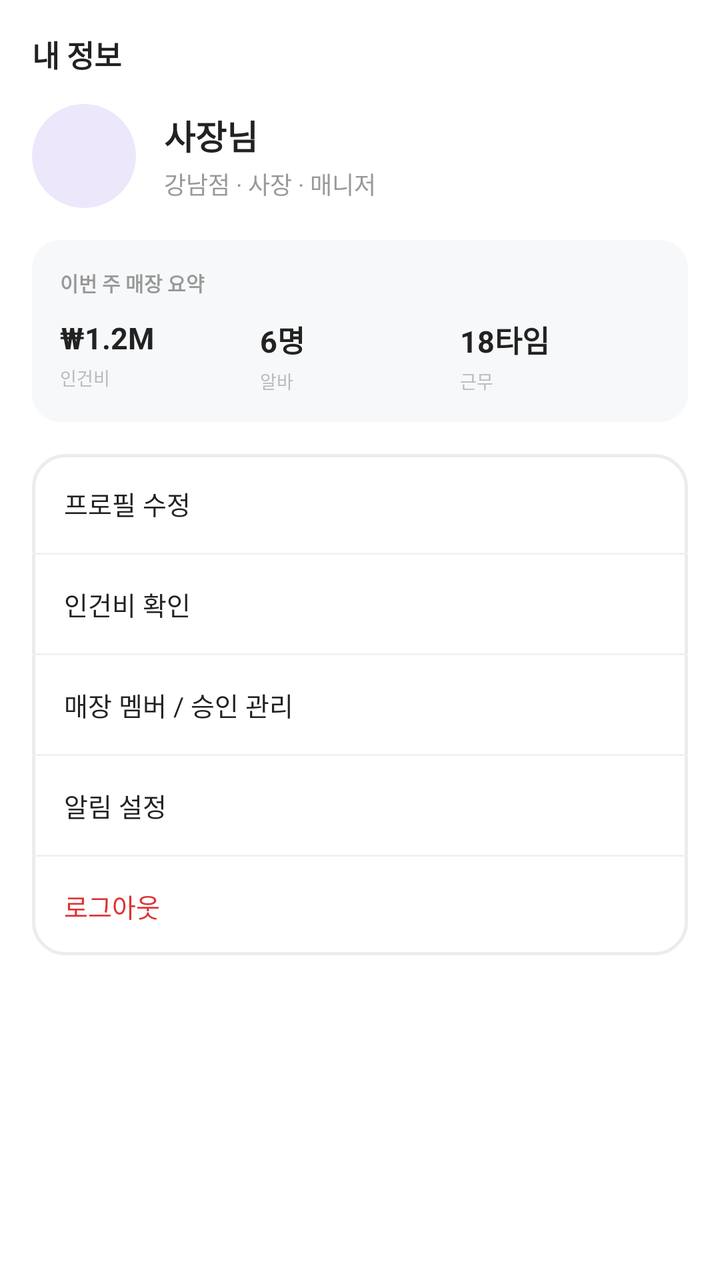
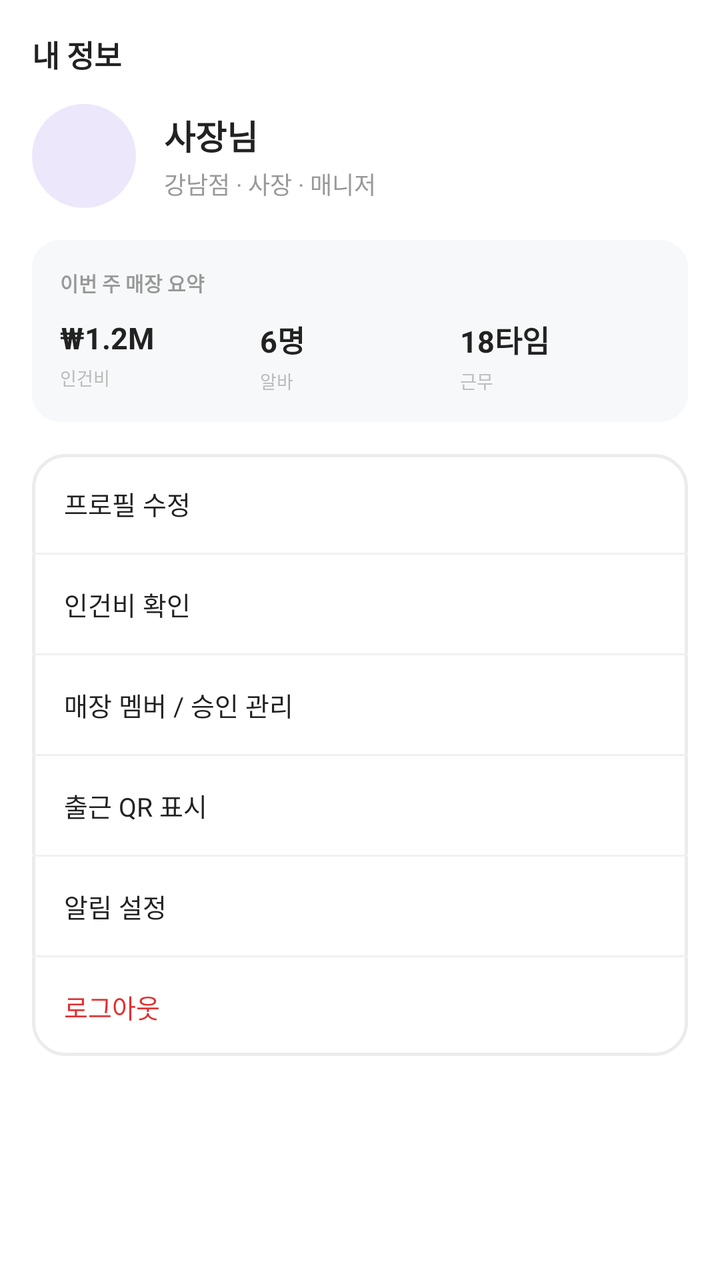

Compare the two renders of this Android layout. The source of the first and the diff that turns it into the second are given below.
<!-- AndroidManifest.xml: application theme Theme.PTManagerEmployer -->
<!-- res/layout/fragment_my.xml -->
<?xml version="1.0" encoding="utf-8"?>
<androidx.core.widget.NestedScrollView xmlns:android="http://schemas.android.com/apk/res/android"
    android:layout_width="match_parent"
    android:layout_height="match_parent"
    android:background="@color/white"
    android:fillViewport="true">

    <LinearLayout
        android:layout_width="match_parent"
        android:layout_height="wrap_content"
        android:orientation="vertical"
        android:paddingHorizontal="16dp"
        android:paddingTop="16dp"
        android:paddingBottom="24dp">

        <TextView
            android:layout_width="wrap_content"
            android:layout_height="wrap_content"
            android:text="내 정보"
            android:textColor="@color/text_primary"
            android:textSize="15sp"
            android:textStyle="bold" />

        
        <LinearLayout
            android:layout_width="match_parent"
            android:layout_height="wrap_content"
            android:layout_marginTop="14dp"
            android:orientation="horizontal"
            android:gravity="center_vertical">

            <View
                android:layout_width="52dp"
                android:layout_height="52dp"
                android:background="@drawable/bg_circle_blue" />

            <LinearLayout
                android:layout_width="0dp"
                android:layout_height="wrap_content"
                android:layout_weight="1"
                android:layout_marginStart="14dp"
                android:orientation="vertical">

                <TextView
                    android:id="@+id/tv_my_name"
                    android:layout_width="wrap_content"
                    android:layout_height="wrap_content"
                    android:text="사장님"
                    android:textColor="@color/text_primary"
                    android:textSize="17sp"
                    android:textStyle="bold" />

                <TextView
                    android:id="@+id/tv_my_sub"
                    android:layout_width="wrap_content"
                    android:layout_height="wrap_content"
                    android:layout_marginTop="3dp"
                    android:text="강남점 · 사장 · 매니저"
                    android:textColor="@color/text_tertiary"
                    android:textSize="12sp" />
            </LinearLayout>
        </LinearLayout>

        
        <LinearLayout
            android:layout_width="match_parent"
            android:layout_height="wrap_content"
            android:layout_marginTop="16dp"
            android:orientation="vertical"
            android:background="@drawable/bg_soft_gray"
            android:padding="14dp">

            <TextView
                android:layout_width="wrap_content"
                android:layout_height="wrap_content"
                android:text="이번 주 매장 요약"
                android:textColor="@color/text_tertiary"
                android:textSize="10sp"
                android:textStyle="bold" />

            <LinearLayout
                android:layout_width="match_parent"
                android:layout_height="wrap_content"
                android:layout_marginTop="10dp"
                android:orientation="horizontal"
                android:baselineAligned="false">

                <LinearLayout style="@style/SummaryCol">
                    <TextView style="@style/SummaryNum" android:text="₩1.2M" />
                    <TextView style="@style/SummaryLabel" android:text="인건비" />
                </LinearLayout>

                <LinearLayout style="@style/SummaryCol">
                    <TextView style="@style/SummaryNum" android:text="6명" />
                    <TextView style="@style/SummaryLabel" android:text="알바" />
                </LinearLayout>

                <LinearLayout style="@style/SummaryCol">
                    <TextView style="@style/SummaryNum" android:text="18타임" />
                    <TextView style="@style/SummaryLabel" android:text="근무" />
                </LinearLayout>
            </LinearLayout>
        </LinearLayout>

        
        <LinearLayout
            android:layout_width="match_parent"
            android:layout_height="wrap_content"
            android:layout_marginTop="16dp"
            android:orientation="vertical"
            android:background="@drawable/bg_card"
            android:divider="@drawable/divider_line"
            android:showDividers="middle">

            <TextView android:id="@+id/row_profile" style="@style/MenuRow" android:text="프로필 수정" />
            <TextView android:id="@+id/row_labor" style="@style/MenuRow" android:text="인건비 확인" />
            <TextView android:id="@+id/row_members" style="@style/MenuRow" android:text="매장 멤버 / 승인 관리" />
            <TextView android:id="@+id/row_noti" style="@style/MenuRow" android:text="알림 설정" />
            <TextView android:id="@+id/row_logout" style="@style/MenuRow" android:text="로그아웃" android:textColor="@color/accent_red" />
        </LinearLayout>
    </LinearLayout>
</androidx.core.widget.NestedScrollView>
<!-- resources referenced by this layout -->
<resources>
  <color name="accent_red">#E03131</color>
  <color name="text_primary">#222222</color>
  <color name="text_tertiary">#999999</color>
  <color name="white">#FFFFFFFF</color>
  <!-- drawable bg_card (drawable) -->
  <?xml version="1.0" encoding="utf-8"?>
  <shape xmlns:android="http://schemas.android.com/apk/res/android" android:shape="rectangle">
      <solid android:color="@color/white" />
      <corners android:radius="16dp" />
      <stroke android:width="1.5dp" android:color="@color/border" />
  </shape>
  <!-- drawable bg_circle_blue (drawable) -->
  <?xml version="1.0" encoding="utf-8"?>
  <shape xmlns:android="http://schemas.android.com/apk/res/android" android:shape="oval">
      <solid android:color="@color/brand_chip" />
  </shape>
  <!-- drawable bg_soft_gray (drawable) -->
  <?xml version="1.0" encoding="utf-8"?>
  <shape xmlns:android="http://schemas.android.com/apk/res/android" android:shape="rectangle">
      <solid android:color="@color/surface_gray" />
      <corners android:radius="14dp" />
  </shape>
  <!-- drawable divider_line (drawable) -->
  <?xml version="1.0" encoding="utf-8"?>
  <shape xmlns:android="http://schemas.android.com/apk/res/android" android:shape="rectangle">
      <size android:height="1dp" />
      <solid android:color="@color/divider" />
  </shape>
  <style name="MenuRow">
          <item name="android:layout_width">match_parent</item>
          <item name="android:layout_height">wrap_content</item>
          <item name="android:textColor">@color/text_primary</item>
          <item name="android:textSize">13sp</item>
          <item name="android:paddingHorizontal">16dp</item>
          <item name="android:paddingVertical">15dp</item>
          <item name="android:background">?attr/selectableItemBackground</item>
      </style>
  <style name="SummaryCol">
          <item name="android:layout_width">0dp</item>
          <item name="android:layout_height">wrap_content</item>
          <item name="android:layout_weight">1</item>
          <item name="android:orientation">vertical</item>
      </style>
  <style name="SummaryLabel">
          <item name="android:layout_width">wrap_content</item>
          <item name="android:layout_height">wrap_content</item>
          <item name="android:layout_marginTop">3dp</item>
          <item name="android:textColor">@color/text_hint</item>
          <item name="android:textSize">9sp</item>
      </style>
  <style name="SummaryNum">
          <item name="android:layout_width">wrap_content</item>
          <item name="android:layout_height">wrap_content</item>
          <item name="android:textColor">@color/text_primary</item>
          <item name="android:textSize">15sp</item>
          <item name="android:textStyle">bold</item>
      </style>
  <style name="Theme.PTManagerEmployer" parent="Base.Theme.PTManagerEmployer" />
  <color name="border">#ECECEC</color>
  <color name="brand_chip">#EDE7FC</color>
  <color name="surface_gray">#F7F8FA</color>
  <color name="divider">#F1F1F1</color>
  <color name="text_hint">#BBBBBB</color>
  <style name="Base.Theme.PTManagerEmployer" parent="Theme.Material3.Light.NoActionBar">
          <item name="colorPrimary">@color/brand</item>
          <item name="colorOnPrimary">@color/white</item>
          <item name="colorSurface">@color/white</item>
          <item name="colorOnSurface">@color/text_primary</item>
          <item name="android:colorBackground">@color/white</item>
          <item name="android:statusBarColor">@color/white</item>
          <item name="android:navigationBarColor">@color/white</item>
          <item name="android:windowLightStatusBar">true</item>
          <item name="android:windowLightNavigationBar" tools:targetApi="o_mr1">true</item>
      </style>
  <color name="brand">#7048E8</color>
</resources>

<!-- the commit's change to res/layout/fragment_my.xml (unified diff, before → after) -->
@@ -115,6 +115,7 @@
             <TextView android:id="@+id/row_profile" style="@style/MenuRow" android:text="프로필 수정" />
             <TextView android:id="@+id/row_labor" style="@style/MenuRow" android:text="인건비 확인" />
             <TextView android:id="@+id/row_members" style="@style/MenuRow" android:text="매장 멤버 / 승인 관리" />
+            <TextView android:id="@+id/row_qr" style="@style/MenuRow" android:text="출근 QR 표시" />
             <TextView android:id="@+id/row_noti" style="@style/MenuRow" android:text="알림 설정" />
             <TextView android:id="@+id/row_logout" style="@style/MenuRow" android:text="로그아웃" android:textColor="@color/accent_red" />
         </LinearLayout>
